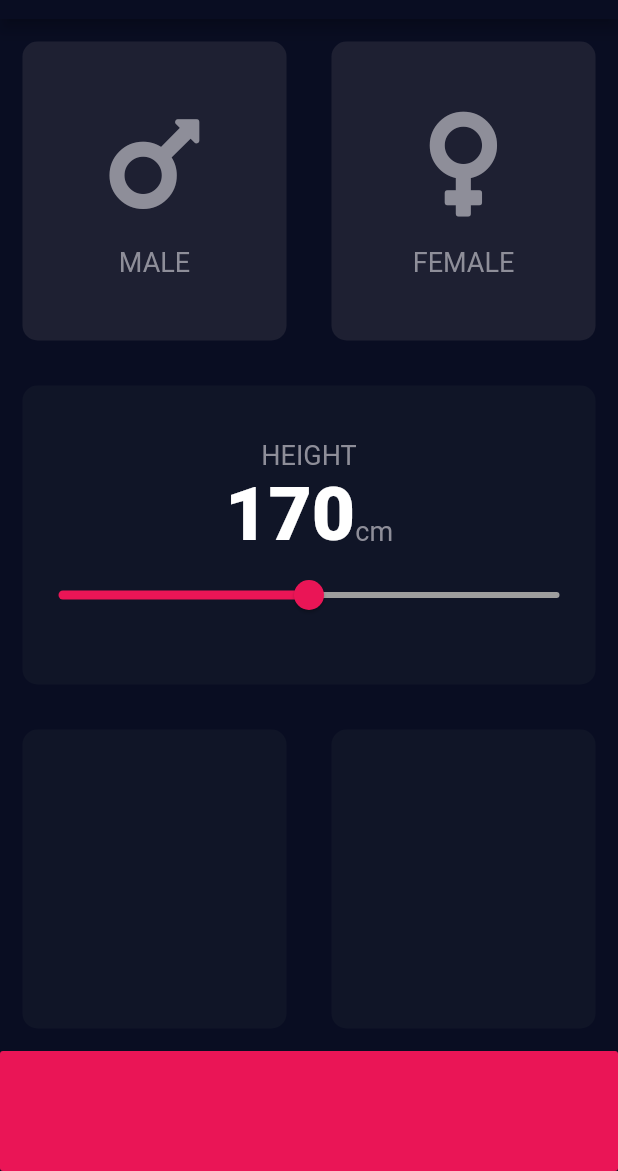
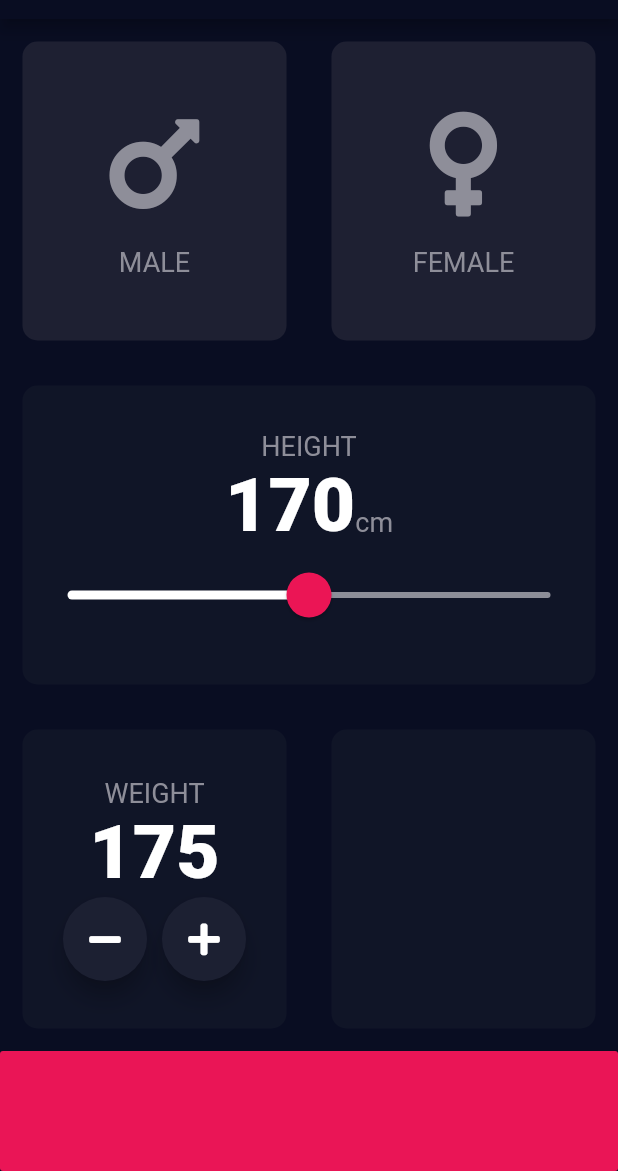
Before and after one commit to T-Davis/flutter_demos, a Flutter app: the screen it shows after launch, on a phone screen of 412 x 824 dp, the part 65-1236 px from its top. Run offline on Flutter 3.47's test engine with Material 2 defaults, Android fonts, the phone set to English and light mode, and no system bars; our stand-ins replace audioplayers, font_awesome_flutter, google_fonts, rflutter_alert.

Commit message:
Add 'weight' card content

```diff
--- a/bmi-calculator-flutter/lib/input_page.dart
+++ b/bmi-calculator-flutter/lib/input_page.dart
@@ -13,6 +13,7 @@ class InputPage extends StatefulWidget {
 class _InputPageState extends State<InputPage> {
   Gender selectedGender;
   int height = 170;
+  int weight = 175;
 
   @override
   Widget build(BuildContext context) {
@@ -85,17 +86,26 @@ class _InputPageState extends State<InputPage> {
                       )
                     ],
                   ),
-                  Slider(
+                  SliderTheme(
+                    data: SliderTheme.of(context).copyWith(
+                        inactiveTrackColor: Color(0xFF8D8E98),
+                        activeTrackColor: Colors.white,
+                        thumbColor: Color(0xFFEB1555),
+                        overlayColor: Color(0x32EB1555),
+                        thumbShape:
+                            RoundSliderThumbShape(enabledThumbRadius: 15.0),
+                        overlayShape:
+                            RoundSliderOverlayShape(overlayRadius: 30.0)),
+                    child: Slider(
                       value: height.toDouble(),
                       min: 140,
                       max: 200,
-                    activeColor: bottomContainerColor,
-                    inactiveColor: Colors.grey,
                       onChanged: (value) {
                         setState(() {
                           height = value.round();
                         });
                       },
+                    ),
                   ),
                 ],
               ),
@@ -107,6 +117,32 @@ class _InputPageState extends State<InputPage> {
                 Expanded(
                   child: ReusableCard(
                     color: notSelectableCardColor,
+                    child: Column(
+                      mainAxisAlignment: MainAxisAlignment.center,
+                      children: <Widget>[
+                        LabelText(
+                          text: 'WEIGHT',
+                        ),
+                        Text(
+                          weight.toString(),
+                          style: numberTextStyle,
+                        ),
+                        Row(
+                          mainAxisAlignment: MainAxisAlignment.center,
+                          children: <Widget>[
+                            RoundIconButton(
+                              icon: FontAwesomeIcons.minus,
+                            ),
+                            SizedBox(
+                              width: 10,
+                            ),
+                            RoundIconButton(
+                              icon: FontAwesomeIcons.plus,
+                            )
+                          ],
+                        )
+                      ],
+                    ),
                   ),
                 ),
                 Expanded(
@@ -132,3 +168,21 @@ class _InputPageState extends State<InputPage> {
     );
   }
 }
+
+class RoundIconButton extends StatelessWidget {
+  final IconData icon;
+
+  RoundIconButton({this.icon});
+
+  @override
+  Widget build(BuildContext context) {
+    return RawMaterialButton(
+      shape: CircleBorder(),
+      constraints: BoxConstraints.tightFor(width: 56, height: 56),
+      fillColor: Color(0xFF1C2032),
+      elevation: 6.0,
+      onPressed: () {},
+      child: Icon(icon),
+    );
+  }
+}
```
Lines whose indentation alone changed are shown as unchanged.
